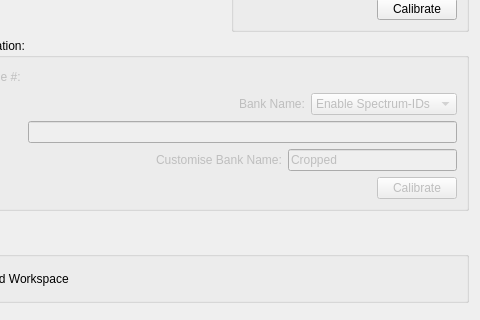
Above: MantidQt/CustomInterfaces/inc/MantidQtCustomInterfaces/EnggDiffraction/EnggDiffractionQtTabCalib.ui from mantidproject/mantid before the change; both pictures show x 115 to 595 and y 235 to 555 of the 595 by 640 pixel window. Below: the same form after it.
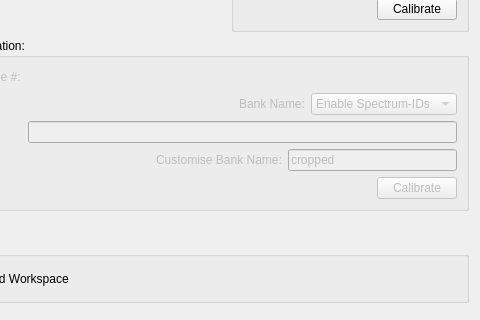
That is the form after the change. Custom widgets are drawn as their Qt base class.

```diff
--- a/MantidQt/CustomInterfaces/inc/MantidQtCustomInterfaces/EnggDiffraction/EnggDiffractionQtTabCalib.ui
+++ b/MantidQt/CustomInterfaces/inc/MantidQtCustomInterfaces/EnggDiffraction/EnggDiffractionQtTabCalib.ui
@@ -278,7 +278,7 @@
            </sizepolicy>
           </property>
           <property name="text">
-           <string>Cropped</string>
+           <string>cropped</string>
           </property>
          </widget>
         </item>
```
